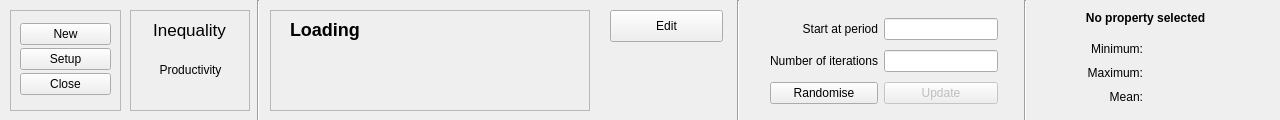
Above: controlwidget.ui from Obson/MicroSim-GUI before the change. Below: the same form after it.
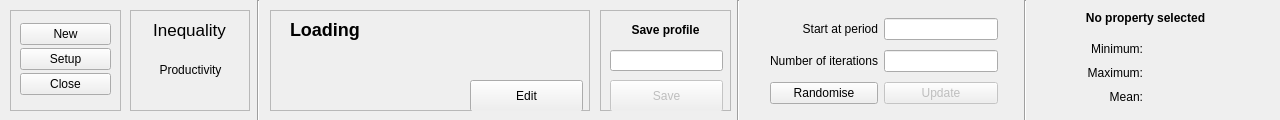
That is the form after the change.

Commit message:
Added chart profiles
Not quite complete. Works, but profiles can't be removed.

```diff
--- a/controlwidget.ui
+++ b/controlwidget.ui
@@ -203,19 +203,6 @@
     <enum>Qt::Vertical</enum>
    </property>
   </widget>
-  <widget class="QPushButton" name="btn_edit_model">
-   <property name="geometry">
-    <rect>
-     <x>610</x>
-     <y>10</y>
-     <width>113</width>
-     <height>32</height>
-    </rect>
-   </property>
-   <property name="text">
-    <string>Edit</string>
-   </property>
-  </widget>
   <widget class="QLabel" name="lab_gini">
    <property name="geometry">
     <rect>
@@ -421,6 +408,77 @@
      <bool>true</bool>
     </property>
    </widget>
+   <widget class="QPushButton" name="btn_edit_model">
+    <property name="geometry">
+     <rect>
+      <x>200</x>
+      <y>70</y>
+      <width>113</width>
+      <height>32</height>
+     </rect>
+    </property>
+    <property name="text">
+     <string>Edit</string>
+    </property>
+   </widget>
+  </widget>
+  <widget class="QFrame" name="frame_4">
+   <property name="geometry">
+    <rect>
+     <x>600</x>
+     <y>10</y>
+     <width>131</width>
+     <height>101</height>
+    </rect>
+   </property>
+   <property name="frameShape">
+    <enum>QFrame::StyledPanel</enum>
+   </property>
+   <property name="frameShadow">
+    <enum>QFrame::Raised</enum>
+   </property>
+   <widget class="QPushButton" name="btn_profile">
+    <property name="enabled">
+     <bool>false</bool>
+    </property>
+    <property name="geometry">
+     <rect>
+      <x>10</x>
+      <y>70</y>
+      <width>113</width>
+      <height>32</height>
+     </rect>
+    </property>
+    <property name="text">
+     <string>Save</string>
+    </property>
+   </widget>
+   <widget class="QLineEdit" name="lineEdit">
+    <property name="geometry">
+     <rect>
+      <x>10</x>
+      <y>40</y>
+      <width>113</width>
+      <height>21</height>
+     </rect>
+    </property>
+   </widget>
+   <widget class="QLabel" name="label_8">
+    <property name="geometry">
+     <rect>
+      <x>10</x>
+      <y>10</y>
+      <width>111</width>
+      <height>20</height>
+     </rect>
+    </property>
+    <property name="text">
+     <string>&lt;html&gt;&lt;head/&gt;&lt;body&gt;&lt;p&gt;&lt;span style=&quot; font-weight:600;&quot;&gt;Save profile&lt;/span&gt;&lt;/p&gt;&lt;/body&gt;&lt;/html&gt;</string>
+    </property>
+    <property name="alignment">
+     <set>Qt::AlignCenter</set>
+    </property>
+   </widget>
   </widget>
   <zorder>frame</zorder>
   <zorder>frame_2</zorder>
```
Left out of the diff: 2 changed lines with no effect on the pictures. The commit also changes 9 other files.
